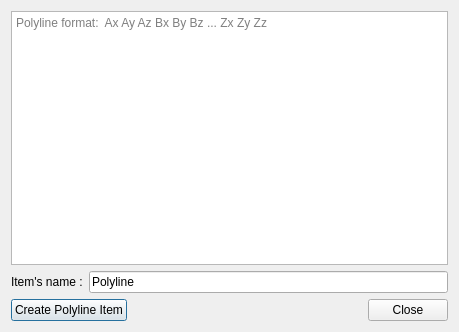
Old version of the form Polyhedron/demo/Polyhedron/Plugins/IO/Add_polylines_dialog.ui in the repository CGAL/cgal.
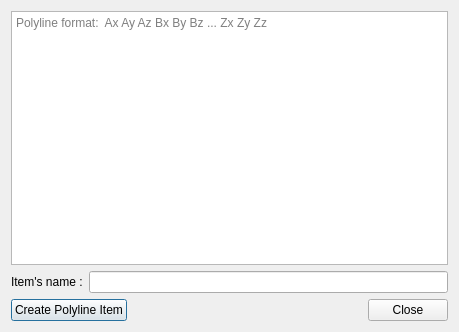
New version of the form.

```diff
--- a/Polyhedron/demo/Polyhedron/Plugins/IO/Add_polylines_dialog.ui
+++ b/Polyhedron/demo/Polyhedron/Plugins/IO/Add_polylines_dialog.ui
@@ -66,7 +66,10 @@
        <item>
         <widget class="QLineEdit" name="name_lineEdit">
          <property name="text">
-          <string>Polyline</string>
+          <string/>
+         </property>
+         <property name="clearButtonEnabled">
+          <bool>false</bool>
          </property>
         </widget>
        </item>
```
